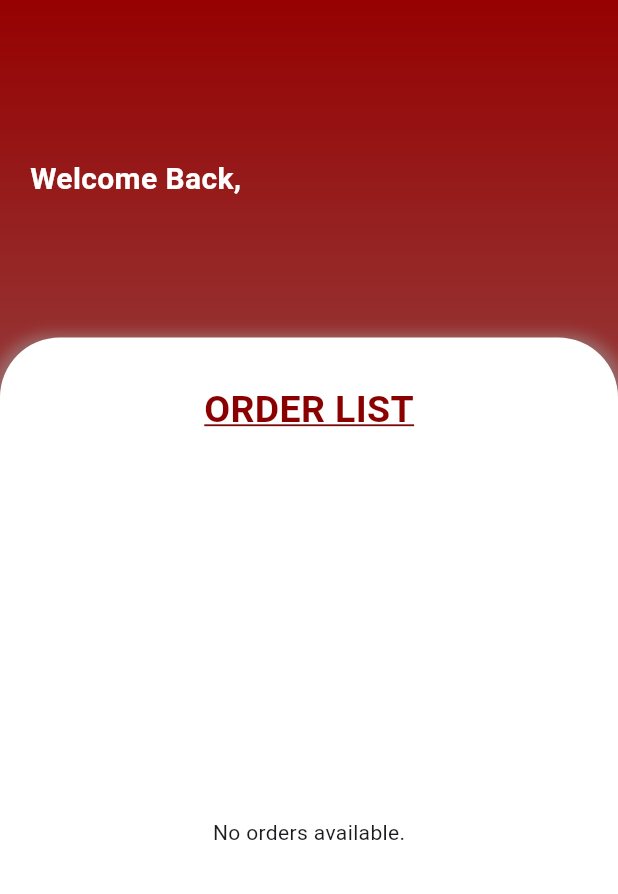
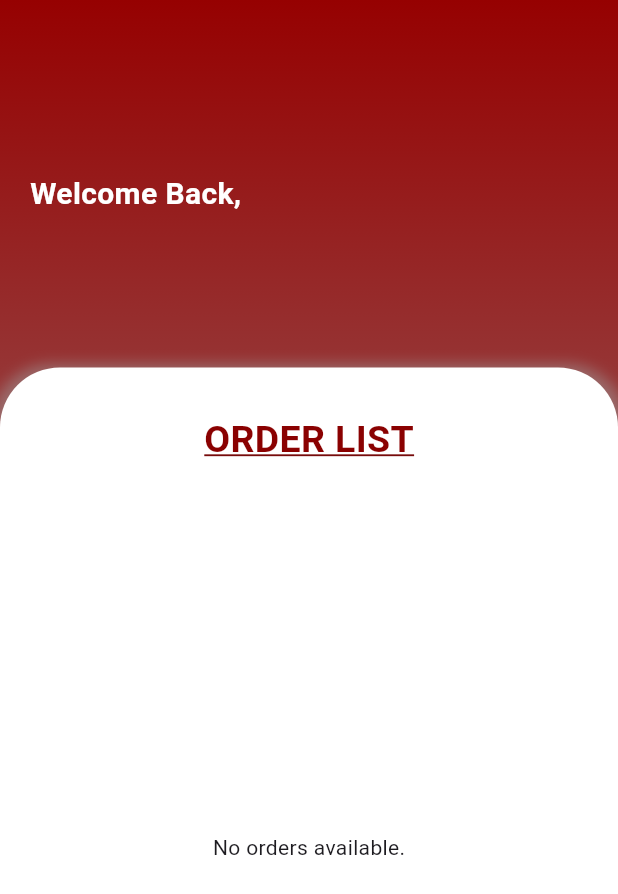
Before and after one commit to ekyzo/resq, a Flutter app: the DriverMenu screen opened directly, on a phone screen of 412 x 824 dp. Shown: the top 894 px of the screen. Run offline on Flutter 3.47's test engine with Material 3 defaults, Android fonts, the phone set to English and light mode, and no system bars; our stand-ins replace cloud_firestore, firebase_auth, firebase_core, firebase_storage, flutter_rating_bar, geolocator and 3 more; missing offline and left inert: flutter_polyline_points; accounts and stored records are empty.

Commit message:
Error and Bug Fix

```diff
--- a/lib/pages/drivermenu.dart
+++ b/lib/pages/drivermenu.dart
@@ -143,7 +143,7 @@ class _DriverMenuState extends State<DriverMenu> {
             ),
             Container(
               width: double.infinity,
-              padding: EdgeInsets.symmetric(vertical: 25),
+              padding: EdgeInsets.symmetric(vertical: 35),
               child: Padding(
                 padding: const EdgeInsets.all(20),
                 child: Column(
@@ -226,6 +226,12 @@ class _DriverMenuState extends State<DriverMenu> {
                           if (snapshot.connectionState ==
                               ConnectionState.waiting) {
                             return Center(child: CircularProgressIndicator());
+                          }
+                          if (snapshot.connectionState ==
+                              ConnectionState.none) {
+                            return Center(
+                                child:
+                                    Text('Failed to connect to the server.'));
                           }
                           if (snapshot.hasError) {
                             return Center(
```
Also changed, not shown: lib/auth/mainpage.dart (+21 -3 lines), lib/pages/drivermap.dart (+6 -1 lines), lib/pages/patientmenu.dart (+14 -9 lines).
